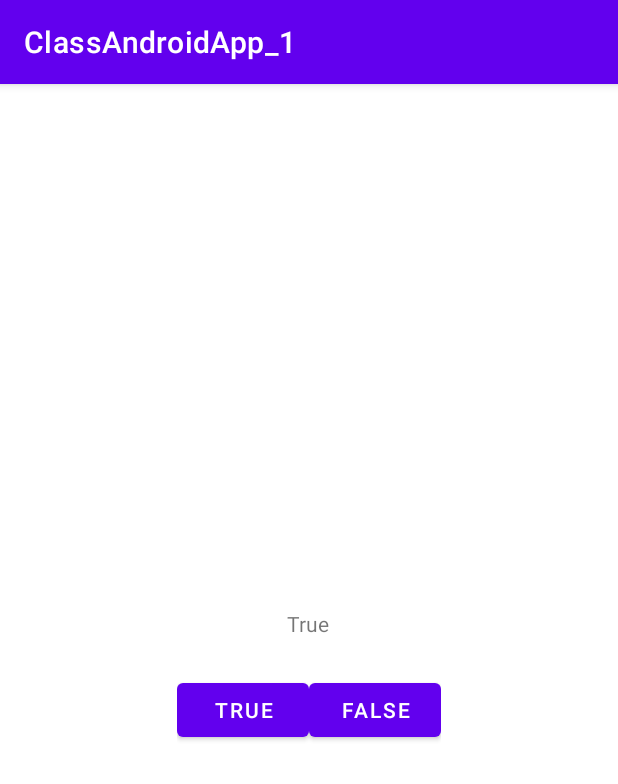
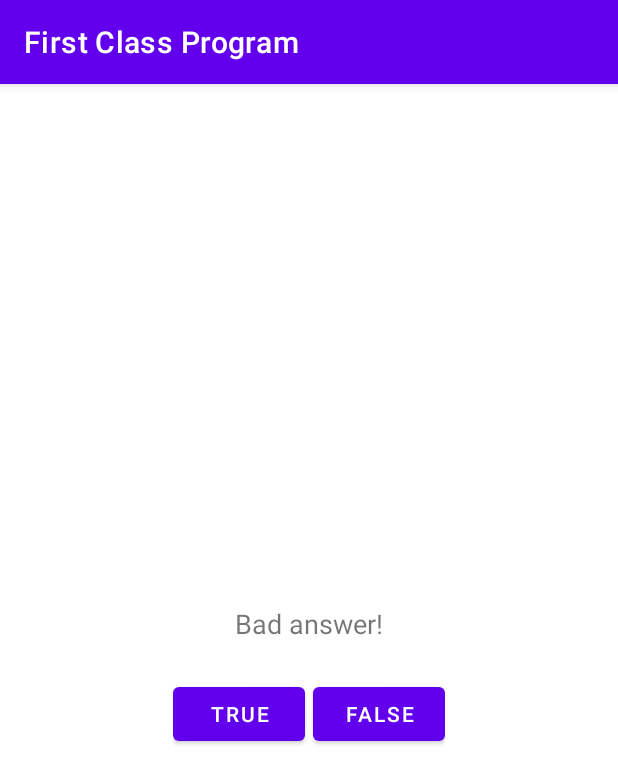
Before and after one commit to merkel1860/ClassAndroidApp_1, an Android app: the screen it shows after launch (MainActivity), after a tap on "TRUE", on a phone screen of 412 x 824 dp. Shown: the top 784 px of the screen. Run offline under Robolectric (Android 15) with nearby library versions, the phone set to English and light mode, and no system bars.

```diff
--- a/app/src/main/java/com/example/classandroidapp_1/MainActivity.java
+++ b/app/src/main/java/com/example/classandroidapp_1/MainActivity.java
@@ -10,6 +10,7 @@ import android.widget.TextView;
 public class MainActivity extends AppCompatActivity {
     private Button truBtn ;
     private Button falseBtn;
+    private TextView displayTextView;
     @Override
     protected void onCreate(Bundle savedInstanceState) {
         super.onCreate(savedInstanceState);
@@ -17,12 +18,17 @@ public class MainActivity extends AppCompatActivity {
 
         truBtn = findViewById(R.id.true_button);
         falseBtn = findViewById(R.id.false_button);
-
+        displayTextView = findViewById(R.id.displayText);
         truBtn.setOnClickListener(new View.OnClickListener() {
             @Override
             public void onClick(View v) {
-                TextView textView = (TextView)findViewById(R.id.displayText);
-                textView.setText("True");
+                displayTextView.setText("Bad answer!");
+            }
+        });
+        falseBtn.setOnClickListener(new View.OnClickListener() {
+            @Override
+            public void onClick(View v) {
+                displayTextView.setText("Correct !");
             }
         });
 
--- a/app/src/main/res/layout/activity_main.xml
+++ b/app/src/main/res/layout/activity_main.xml
@@ -13,6 +13,7 @@
         android:layout_height="wrap_content"
         android:layout_gravity="center_horizontal"
         android:padding="24dp"
+        android:textSize="18sp"
         android:text="@string/question_text"
         android:id="@+id/displayText"/>
     <LinearLayout
@@ -29,6 +30,7 @@
             android:id="@+id/false_button"
             android:layout_width="wrap_content"
             android:layout_height="wrap_content"
+            android:layout_marginLeft="5dp"
             android:text="@string/false_button" />
     </LinearLayout>
 
--- a/app/src/main/res/values/strings.xml
+++ b/app/src/main/res/values/strings.xml
@@ -1,6 +1,6 @@
 <resources>
-    <string name="app_name">ClassAndroidApp_1</string>
-    <string name="question_text">Canberra is the capital of Australia.</string>
+    <string name="app_name">First Class Program</string>
+    <string name="question_text">Jacmel is the capital of Haiti.</string>
     <string name="true_button">True</string>
     <string name="false_button">False</string>
 </resources>
--- a/build.gradle
+++ b/build.gradle
@@ -5,7 +5,7 @@ buildscript {
         mavenCentral()
     }
     dependencies {
-        classpath "com.android.tools.build:gradle:4.2.0"
+        classpath 'com.android.tools.build:gradle:4.2.1'
 
         // NOTE: Do not place your application dependencies here; they belong
         // in the individual module build.gradle files
--- a/gradle.properties
+++ b/gradle.properties
@@ -6,7 +6,7 @@
 # http://www.gradle.org/docs/current/userguide/build_environment.html
 # Specifies the JVM arguments used for the daemon process.
 # The setting is particularly useful for tweaking memory settings.
-org.gradle.jvmargs=-Xmx2048m -Dfile.encoding=UTF-8
+org.gradle.jvmargs=-Xmx1548m -Dfile.encoding=UTF-8
 # When configured, Gradle will run in incubating parallel mode.
 # This option should only be used with decoupled projects. More details, visit
 # http://www.gradle.org/docs/current/userguide/multi_project_builds.html#sec:decoupled_projects
```
